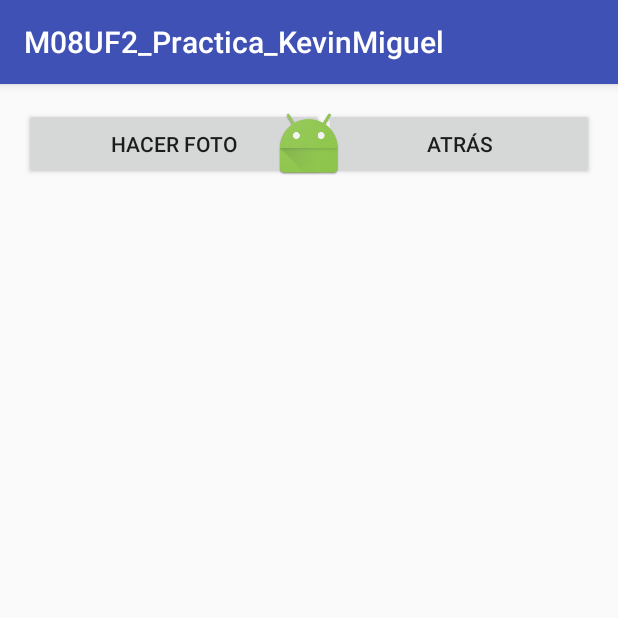
After one commit to kegoco/M08UF2_Practica_KevinMiguel, an Android app: the Btn03_Camara screen opened directly, with no data from a screen before it, on a phone screen of 412 x 824 dp, the top half of it. The commit adds this screen. Run offline under Robolectric (Android 15) with nearby library versions, the phone set to English and light mode, and no system bars.

Commit message:
Botones 3 y 5...

```diff
--- /dev/null
+++ b/app/src/main/java/com/example/kevin/m08uf2_practica_kevinmiguel/Btn03_Camara.java
@@ -0,0 +1,87 @@
+package com.example.kevin.m08uf2_practica_kevinmiguel;
+
+import android.content.ContentResolver;
+import android.content.Intent;
+import android.graphics.Bitmap;
+import android.net.Uri;
+import android.provider.MediaStore;
+import android.support.v7.app.AppCompatActivity;
+import android.os.Bundle;
+import android.util.Log;
+import android.view.View;
+import android.widget.Button;
+import android.widget.ImageView;
+import android.widget.Toast;
+
+import java.io.File;
+
+public class Btn03_Camara extends AppCompatActivity {
+
+    private Button btnFoto;
+    private Button btnAtras;
+    private ImageView imgFoto;
+    private Uri identificadorImatge = null;
+    final static int APP_CAMERA = 1;
+
+    @Override
+    protected void onCreate(Bundle savedInstanceState) {
+        super.onCreate(savedInstanceState);
+        setContentView(R.layout.activity_btn03__camara);
+
+        btnFoto = (Button) findViewById(R.id.btnFoto);
+        btnAtras = (Button) findViewById(R.id.btnAtras);
+        imgFoto = (ImageView) findViewById(R.id.imgFoto);
+
+        btnFoto.setOnClickListener(new View.OnClickListener(){
+            @Override
+            public void onClick (View v) {
+                // Se crea el intent para la aplicación de fotos.
+                Intent intent = new Intent("android.media.action.IMAGE_CAPTURE");
+
+                // Se crea un nuevo fichero al almacenamiento externo y se le pasa al intent.
+                File foto = new File(getExternalFilesDir(null), "fotos2.jpg");
+                //File foto = new File(Environment.getExternalStorageDirectory(), "fotos.jpg");
+                intent.putExtra(MediaStore.EXTRA_OUTPUT, Uri.fromFile(foto));
+
+                // Se guarda el identificador de la imagen para recuperarla cuando esté hecha.
+                identificadorImatge = Uri.fromFile(foto);
+
+                // Arranca la actividad.
+                startActivityForResult(intent, APP_CAMERA);
+            }
+        });
+
+        btnAtras.setOnClickListener(new View.OnClickListener(){
+            @Override
+            public void onClick (View v) {
+                System.exit(0);
+            }
+        });
+    }
+
+    public void onActivityResult(int requestCode, int resultCode, Intent data) {
+        Log.e("requestCode", "requestCode: " + requestCode);
+        Log.e("RESULT_OK", "RESULT_OK" + RESULT_OK);
+
+        switch (requestCode) {
+            case APP_CAMERA:
+                if (resultCode == RESULT_OK) {
+                    ContentResolver contRes = getContentResolver();
+                    contRes.notifyChange(identificadorImatge, null);
+
+                    Bitmap bitmap;
+
+                    try {
+                        bitmap = android.provider.MediaStore.Images.Media.getBitmap(contRes, identificadorImatge);
+                        int alt = (int) (bitmap.getHeight() * 1080 / bitmap.getWidth());
+                        Bitmap reduit = Bitmap.createScaledBitmap(bitmap, 1080, alt, true);
+                        imgFoto.setImageBitmap(reduit);
+                    } catch (Exception e) {
+                        Toast.makeText(this, "No se puede cargar la imagen " + identificadorImatge.toString(),
+                                Toast.LENGTH_SHORT).show();
+                    }
+                }
+                break;
+        }
+    }
+}
--- /dev/null
+++ b/app/src/main/res/layout/activity_btn03__camara.xml
@@ -0,0 +1,51 @@
+<?xml version="1.0" encoding="utf-8"?>
+<RelativeLayout xmlns:android="http://schemas.android.com/apk/res/android"
+    xmlns:app="http://schemas.android.com/apk/res-auto"
+    xmlns:tools="http://schemas.android.com/tools"
+    android:id="@+id/activity_btn03__camara"
+    android:layout_width="match_parent"
+    android:layout_height="match_parent"
+    android:paddingBottom="@dimen/activity_vertical_margin"
+    android:paddingLeft="@dimen/activity_horizontal_margin"
+    android:paddingRight="@dimen/activity_horizontal_margin"
+    android:paddingTop="@dimen/activity_vertical_margin"
+    tools:context="com.example.kevin.m08uf2_practica_kevinmiguel.Btn03_Camara">
+
+    <LinearLayout
+        android:orientation="vertical"
+        android:layout_width="match_parent"
+        android:layout_height="match_parent"
+        tools:ignore="UselessParent">
+
+        <LinearLayout
+            android:orientation="horizontal"
+            android:layout_width="match_parent"
+            android:layout_height="wrap_content">
+
+            <Button
+                android:text="@string/hacer_foto"
+                android:layout_width="wrap_content"
+                android:layout_height="wrap_content"
+                android:id="@+id/btnFoto"
+                android:layout_weight="1"
+                tools:ignore="ButtonStyle" />
+
+            <Button
+                android:text="@string/atr_s"
+                android:layout_width="wrap_content"
+                android:layout_height="wrap_content"
+                android:id="@+id/btnAtras"
+                android:layout_weight="1"
+                tools:ignore="ButtonStyle" />
+        </LinearLayout>
+
+    </LinearLayout>
+
+    <ImageView
+        android:layout_width="match_parent"
+        android:layout_height="wrap_content"
+        app:srcCompat="@mipmap/ic_launcher"
+        android:id="@+id/imgFoto"
+        android:contentDescription="@string/foto_de_c_mara" />
+
+</RelativeLayout>
--- a/app/src/main/res/layout/activity_main.xml
+++ b/app/src/main/res/layout/activity_main.xml
@@ -90,7 +90,7 @@
                 <Button
                     android:layout_width="171dp"
                     android:layout_height="120dp"
-                    android:id="@+id/btn5"
+                    android:id="@+id/btn05"
                     android:background="@drawable/video" />
 
             </LinearLayout>
--- a/app/src/main/res/values/strings.xml
+++ b/app/src/main/res/values/strings.xml
@@ -13,4 +13,6 @@
     <string name="eventos_mapa">Eventos Mapa</string>
     <string name="gps">GPS</string>
     <string name="googlemaps">GoogleMaps</string>
+    <string name="hacer_foto">Hacer foto</string>
+    <string name="foto_de_c_mara">Foto_de_cámara</string>
 </resources>
```
Also changed, not shown: app/src/main/AndroidManifest.xml (+5 -2 lines), app/src/main/java/com/example/kevin/m08uf2_practica_kevinmiguel/Btn05_Video.java (added, +69 -0 lines), app/src/main/java/com/example/kevin/m08uf2_practica_kevinmiguel/MainActivity.java (+20 -0 lines), app/src/main/res/layout/activity_btn05__video.xml (added, +41 -0 lines).
